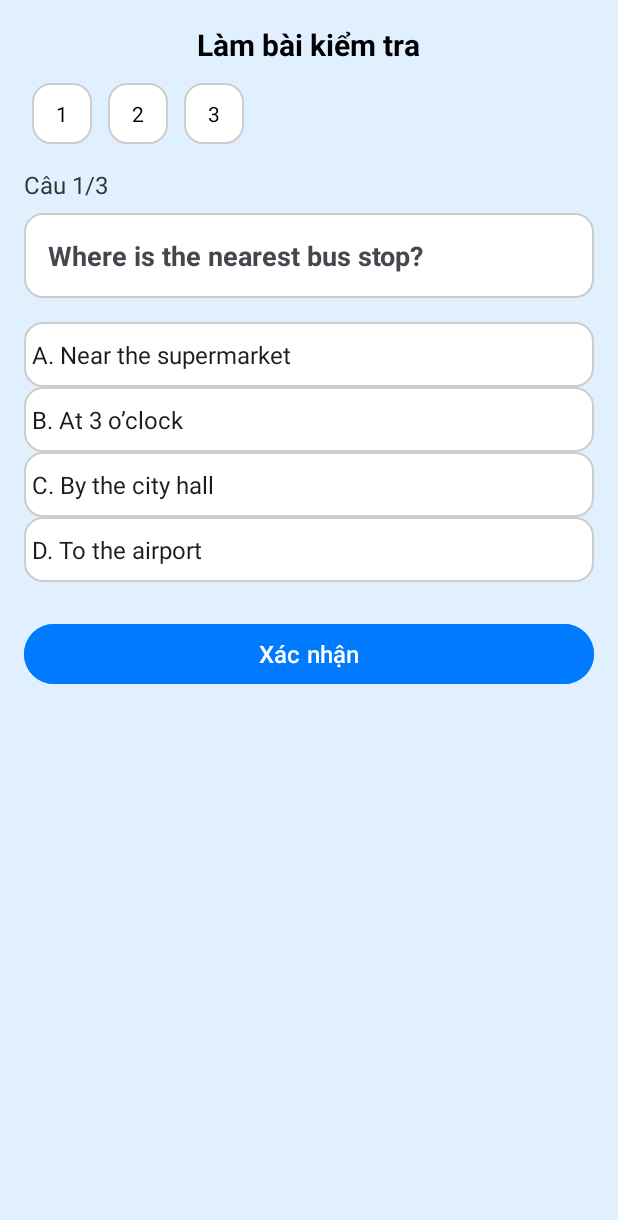
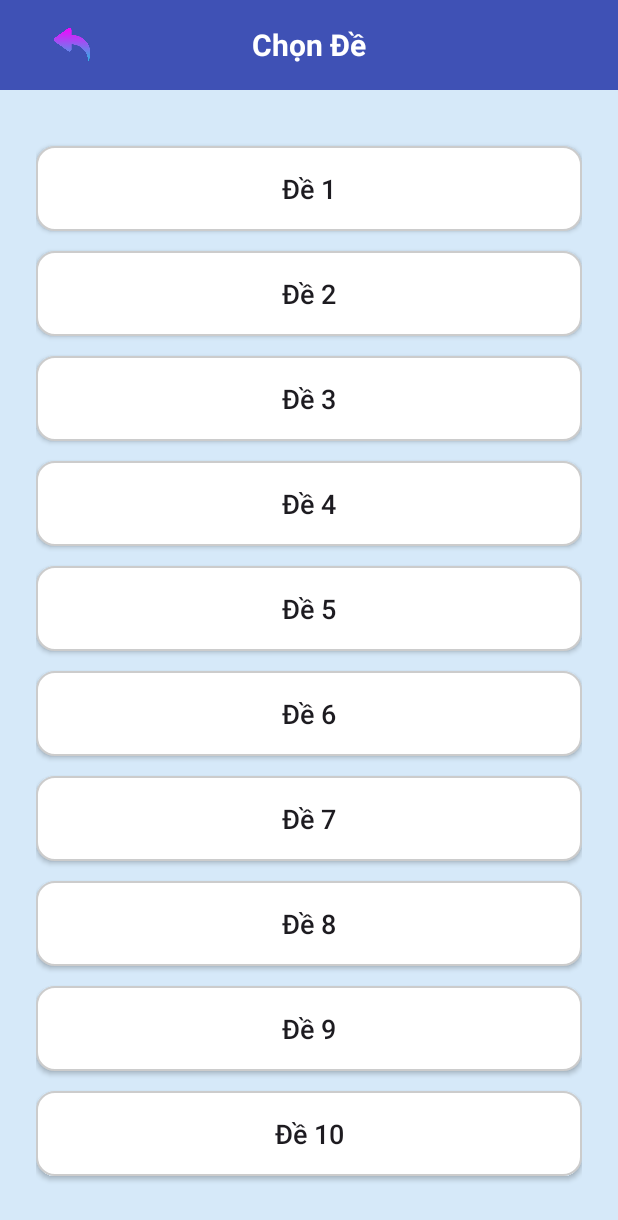
Before and after one commit to lequghuy/EnglishApp, an Android app: the screen it shows after launch (BaiKT before the commit, Duc_ChonDe after it), after a tap on "Làm bài kiểm tra", on a phone screen of 412 x 824 dp. Shown: the top 1220 px of the screen. Run offline under Robolectric (Android 15) with nearby library versions, the phone set to English and light mode, and no system bars.

Commit message:
chọn đề vs làm bài ktra

```diff
--- a/app/build.gradle.kts
+++ b/app/build.gradle.kts
@@ -1,5 +1,5 @@
 plugins {
-    alias(libs.plugins.android.application)
+    alias(libs.plugins.android.application) // Dùng plugin Android cho ứng dụng
 }
 
 android {
@@ -25,8 +25,9 @@ android {
             )
         }
     }
+
     compileOptions {
-        sourceCompatibility = JavaVersion.VERSION_11
+        sourceCompatibility = JavaVersion.VERSION_11  // Sử dụng Java 11
         targetCompatibility = JavaVersion.VERSION_11
     }
 }
@@ -41,4 +42,5 @@ dependencies {
     testImplementation(libs.junit)
     androidTestImplementation(libs.ext.junit)
     androidTestImplementation(libs.espresso.core)
+    implementation("com.google.code.gson:gson:2.8.8")
 }
--- a/app/src/main/AndroidManifest.xml
+++ b/app/src/main/AndroidManifest.xml
@@ -12,7 +12,7 @@
         android:supportsRtl="true"
         android:theme="@style/Theme.EnglishApp"
         tools:targetApi="31">
-        <activity android:name=".BaiKT" />
+
         <activity
             android:name=".MainActivity"
             android:exported="true">
@@ -22,6 +22,8 @@
                 <category android:name="android.intent.category.LAUNCHER" />
             </intent-filter>
         </activity>
+        <activity android:name=".Duc_BaiKT" />
+        <activity android:name=".Duc_ChonDe" />
 
 
     </application>
--- a/app/src/main/java/com/example/englishapp/BaiKT.java
+++ /dev/null
@@ -1,112 +0,0 @@
-package com.example.englishapp;
-
-import android.os.Bundle;
-import android.view.View;
-import android.widget.*;
-import androidx.appcompat.app.AppCompatActivity;
-import java.util.*;
-
-public class BaiKT extends AppCompatActivity {
-
-    private TextView txtChuDe, txtSoCau, txtCauHoi;
-    private LinearLayout chonCauHoi, txtLuaChon;
-    private Button btnXacNhan;
-
-    private List<QuizQuestion> questionList;
-    private int currentIndex = 0;
-    private int selectedAnswerIndex = -1;
-    private int score = 0;
-
-    @Override
-    protected void onCreate(Bundle savedInstanceState) {
-        super.onCreate(savedInstanceState);
-        setContentView(R.layout.activity_quiz); // dùng đúng tên XML bạn đã chỉnh
-
-        // Ánh xạ các view mới
-        txtChuDe = findViewById(R.id.txtChuDe);
-        txtSoCau = findViewById(R.id.txtSoCau);
-        txtCauHoi = findViewById(R.id.txtCauHoi);
-        chonCauHoi = findViewById(R.id.chonCauHoi);
-        txtLuaChon = findViewById(R.id.txtLuaChon);
-        btnXacNhan = findViewById(R.id.btnXacNhan);
-
-        // Thiết lập tiêu đề
-        txtChuDe.setText("Làm bài kiểm tra");
-        btnXacNhan.setText("Xác nhận");
-
-        // Tải dữ liệu
-        loadQuestions();
-        setupQuestionNumberCircles();
-        showQuestion(currentIndex);
-
-        // Bắt sự kiện xác nhận
-        btnXacNhan.setOnClickListener(view -> {
-            if (selectedAnswerIndex == -1) {
-                Toast.makeText(this, "Vui lòng chọn một đáp án!", Toast.LENGTH_SHORT).show();
-                return;
-            }
-
-            if (selectedAnswerIndex == questionList.get(currentIndex).getCorrectAnswerIndex()) {
-                score++;
-            }
-
-            if (currentIndex < questionList.size() - 1) {
-                currentIndex++;
-                selectedAnswerIndex = -1;
-                showQuestion(currentIndex);
-            } else {
-                Toast.makeText(this, "Bạn đã hoàn thành! Điểm: " + score + "/" + questionList.size(), Toast.LENGTH_LONG).show();
-                // TODO: Hiển thị kết quả hoặc chuyển trang
-            }
-        });
-    }
-
-    private void loadQuestions() {
-        questionList = new ArrayList<>();
-        questionList.add(new QuizQuestion("Where is the nearest bus stop?",
-                new String[]{"Near the supermarket", "At 3 o’clock", "By the city hall", "To the airport"}, 0));
-        questionList.add(new QuizQuestion("What time is it?",
-                new String[]{"It’s blue", "At 7 o’clock", "My name is John", "See you"}, 1));
-        questionList.add(new QuizQuestion("How are you?",
-                new String[]{"Fine, thank you", "To the left", "Near the market", "Tomorrow"}, 0));
-    }
-
-    private void showQuestion(int index) {
-        QuizQuestion question = questionList.get(index);
-        txtSoCau.setText("Câu " + (index + 1) + "/" + questionList.size());
-        txtCauHoi.setText(question.getQuestion());
-
-        txtLuaChon.removeAllViews();
-        String[] options = question.getOptions();
-        for (int i = 0; i < options.length; i++) {
-            int finalI = i;
-            RadioButton radio = new RadioButton(this);
-            radio.setText((char) ('A' + i) + ". " + options[i]);
-            radio.setTextSize(16);
-            radio.setPadding(8, 16, 8, 16);
-            radio.setButtonDrawable(null);
-            radio.setBackgroundResource(R.drawable.bg_card);
-            radio.setOnClickListener(view -> selectedAnswerIndex = finalI);
-            txtLuaChon.addView(radio);
-        }
-    }
-
-    private void setupQuestionNumberCircles() {
-        chonCauHoi.removeAllViews();
-        for (int i = 0; i < questionList.size(); i++) {
-            TextView number = new TextView(this);
-            number.setText(String.valueOf(i + 1));
-            number.setPadding(24, 16, 24, 16);
-            number.setBackgroundResource(R.drawable.bg_card);
-            number.setTextColor(getResources().getColor(android.R.color.black));
-            number.setTextSize(14);
-
-            LinearLayout.LayoutParams params = new LinearLayout.LayoutParams(
-                    LinearLayout.LayoutParams.WRAP_CONTENT, LinearLayout.LayoutParams.WRAP_CONTENT);
-            params.setMargins(8, 0, 8, 0);
-            number.setLayoutParams(params);
-
-            chonCauHoi.addView(number);
-        }
-    }
-}
--- /dev/null
+++ b/app/src/main/java/com/example/englishapp/Duc_ChonDe.java
@@ -0,0 +1,90 @@
+package com.example.englishapp;
+
+import android.content.Intent;
+import android.os.Bundle;
+import android.widget.Button;
+import android.widget.ImageView;
+import android.widget.LinearLayout;
+import android.widget.Toast;
+import androidx.appcompat.app.AppCompatActivity;
+import com.google.gson.Gson;
+import java.io.BufferedReader;
+import java.io.InputStreamReader;
+import java.util.Map;
+
+public class Duc_ChonDe extends AppCompatActivity {
+
+    LinearLayout danhSachDe;
+    ImageView nutQuayLai;
+
+    @Override
+    protected void onCreate(Bundle savedInstanceState) {
+        super.onCreate(savedInstanceState);
+        setContentView(R.layout.duc_activity_chon_de_qz);
+
+        danhSachDe = findViewById(R.id.danhSachDe);
+        nutQuayLai = findViewById(R.id.nutQuayLai);
+
+        // Quay về màn hình chính
+        nutQuayLai.setOnClickListener(view -> finish());
+
+        // Tải danh sách đề từ JSON
+        loadQuestionsFromJSON();
+    }
+
+    private void loadQuestionsFromJSON() {
+        try {
+            // Đọc dữ liệu JSON từ assets
+            String jsonString = readJSONFromAsset();
+            Gson gson = new Gson();
+            Map<String, Object> data = gson.fromJson(jsonString, Map.class);
+
+            // Lấy tất cả các đề trong dữ liệu JSON
+            for (int i = 1; i <= data.size(); i++) {
+                // Tạo Button cho mỗi đề
+                Button nutDe = new Button(this);
+                nutDe.setText("Đề " + i);
+                nutDe.setAllCaps(false);
+                nutDe.setTextSize(18);
+                nutDe.setBackgroundResource(R.drawable.duc_bg_card);
+                nutDe.setPadding(24, 24, 24, 24);
+
+                LinearLayout.LayoutParams thamSo = new LinearLayout.LayoutParams(
+                        LinearLayout.LayoutParams.MATCH_PARENT,
+                        LinearLayout.LayoutParams.WRAP_CONTENT);
+                thamSo.setMargins(0, 20, 0, 0);
+                nutDe.setLayoutParams(thamSo);
+
+                final int deSo = i;
+
+                nutDe.setOnClickListener(v -> {
+                    // Khi chọn đề, chuyển đến màn hình câu hỏi với số đề
+                    Intent chuyen = new Intent(Duc_ChonDe.this, Duc_BaiKT.class);
+                    chuyen.putExtra("deSo", deSo);
+                    startActivity(chuyen);
+                });
+
+                // Thêm button vào danh sách
+                danhSachDe.addView(nutDe);
+            }
+        } catch (Exception e) {
+            Toast.makeText(this, "Lỗi khi tải dữ liệu từ JSON", Toast.LENGTH_SHORT).show();
+        }
+    }
+
+    private String readJSONFromAsset() {
+        StringBuilder stringBuilder = new StringBuilder();
+        try {
+            // Đọc file JSON từ thư mục assets
+            BufferedReader reader = new BufferedReader(new InputStreamReader(getAssets().open("de_thi.json")));
+            String line;
+            while ((line = reader.readLine()) != null) {
+                stringBuilder.append(line);
+            }
+            reader.close();
+        } catch (Exception e) {
+            e.printStackTrace();
+        }
+        return stringBuilder.toString();
+    }
+}
--- a/app/src/main/java/com/example/englishapp/QuizQuestion.java
+++ b/app/src/main/java/com/example/englishapp/Duc_QuizQuestion.java
@@ -1,11 +1,11 @@
 package com.example.englishapp;
 
-public class QuizQuestion {
+public class Duc_QuizQuestion {
     private String question;
     private String[] options;
     private int correctAnswerIndex;
 
-    public QuizQuestion(String question, String[] options, int correctAnswerIndex) {
+    public Duc_QuizQuestion(String question, String[] options, int correctAnswerIndex) {
         this.question = question;
         this.options = options;
         this.correctAnswerIndex = correctAnswerIndex;
--- a/app/src/main/java/com/example/englishapp/MainActivity.java
+++ b/app/src/main/java/com/example/englishapp/MainActivity.java
@@ -24,7 +24,7 @@ public class MainActivity extends AppCompatActivity {
     }
 
     public void onClickQuiz(View view) {
-        Intent intent = new Intent(this, BaiKT.class);
+        Intent intent = new Intent(this, Duc_ChonDe.class);
         startActivity(intent);
     }
 }
--- /dev/null
+++ b/app/src/main/res/layout/duc_activity_chon_de_qz.xml
@@ -0,0 +1,50 @@
+<?xml version="1.0" encoding="utf-8"?>
+<LinearLayout xmlns:android="http://schemas.android.com/apk/res/android"
+    android:orientation="vertical"
+    android:background="#D6E9F9"
+    android:layout_width="match_parent"
+    android:layout_height="match_parent">
+
+    <!-- Thanh tiêu đề -->
+    <RelativeLayout
+        android:layout_width="match_parent"
+        android:layout_height="60dp"
+        android:background="#3F51B5"
+        android:padding="16dp">
+
+        <ImageView
+            android:id="@+id/nutQuayLai"
+            android:layout_width="64dp"
+            android:layout_height="64dp"
+            android:src="@drawable/duc_back"
+
+            android:layout_alignParentStart="true"
+            android:layout_centerVertical="true" />
+
+
+        <TextView
+            android:id="@+id/tieuDe"
+            android:layout_width="wrap_content"
+            android:layout_height="wrap_content"
+            android:text="Chọn Đề"
+            android:textColor="#FFFFFF"
+            android:textSize="20sp"
+            android:textStyle="bold"
+            android:layout_centerInParent="true" />
+    </RelativeLayout>
+
+    <!-- Cuộn danh sách đề -->
+    <ScrollView
+        android:layout_width="match_parent"
+        android:layout_height="match_parent"
+        android:fillViewport="true">
+
+        <LinearLayout
+            android:id="@+id/danhSachDe"
+            android:orientation="vertical"
+            android:layout_width="match_parent"
+            android:layout_height="wrap_content"
+            android:padding="24dp"
+            android:gravity="center_horizontal" />
+    </ScrollView>
+</LinearLayout>
--- a/app/src/main/res/layout/activity_quiz.xml
+++ b/app/src/main/res/layout/duc_activity_quiz.xml
@@ -52,7 +52,7 @@
             android:text=""
             android:textSize="18sp"
             android:textStyle="bold"
-            android:background="@drawable/bg_card"
+            android:background="@drawable/duc_bg_card"
             android:padding="16dp"
             android:layout_marginTop="8dp"/>
 
```
Also changed, not shown: app/src/main/assets/de_thi.json (added, +242 -0 lines), app/src/main/java/com/example/englishapp/Duc_BaiKT.java (added, +153 -0 lines), app/src/main/java/com/example/englishapp/Duc_CauHoi.java (added, +45 -0 lines), app/src/main/res/drawable/duc_back.png (added), app/src/main/res/drawable/duc_bg_card.xml (renamed from app/src/main/res/drawable/bg_card.xml).
